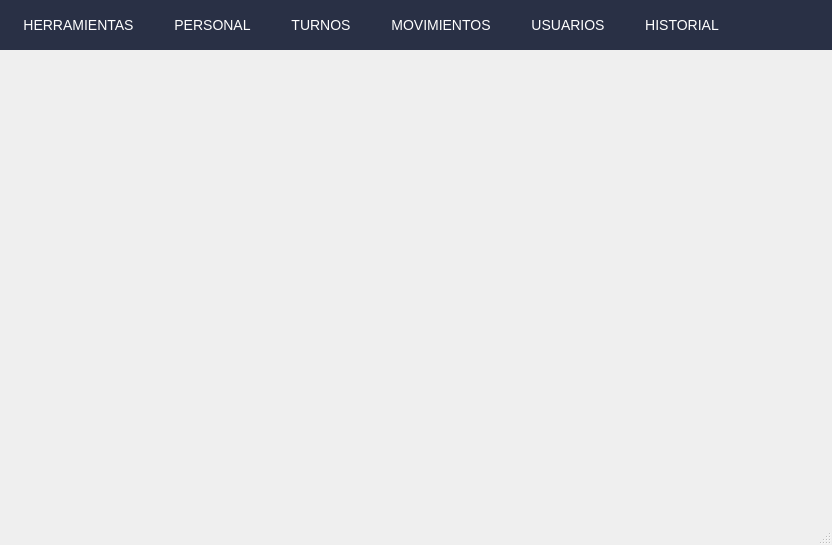
Before: the Qt Designer form blustock/uis/main.ui in MaxAPBusiness/Blustock, drawn with Qt 5.
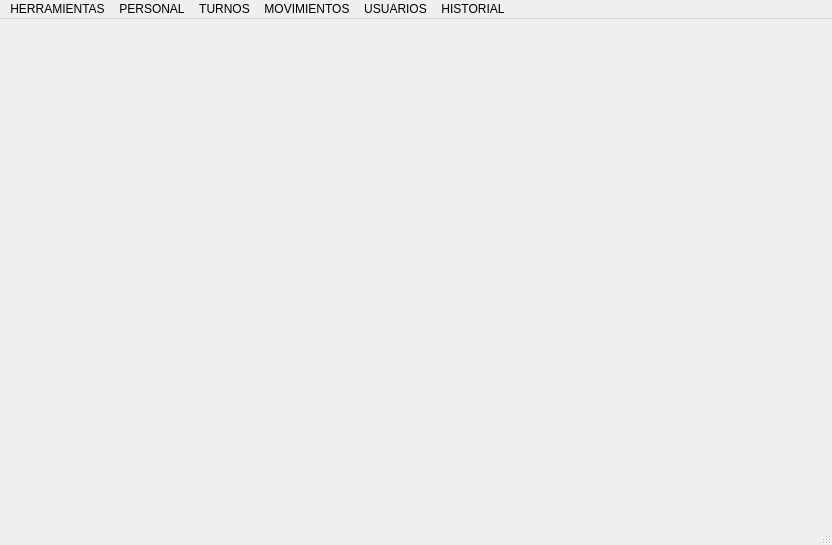
After: the same form once the commit is applied.

Commit message: botones de eliminar y modificar en tablas + cambios en ui

What changed in the file:
```diff
--- a/blustock/uis/main.ui
+++ b/blustock/uis/main.ui
@@ -14,142 +14,7 @@
    <string>MainWindow</string>
   </property>
   <property name="styleSheet">
-   <string notr="true">*{
-    font-family: 'Oswald', sans-serif;
-    font-weight: 400;
-}
-
-QMenuBar{
-    background-color: #293045;
-    padding: 0;    
-    font-size: 14px;
-    color:white;
-}
-
-QMenuBar:item{
-    padding: 17px;
-    border-radius: 10px;
-
-}
-
-QMenuBar:item:selected{
-    background-color: #768AC5;
-    color:black;
-    border-radius: 5px;
-    margin: 10px;
-    
-    
-
-}
-
-QMenu{
-    background-color: #293045;
-
-    color: white;
-}
-
-QMenu:item{
-    padding: 5px;
-    border-radius: 5px;
-}
-
-QMenu:item:selected{
-    background-color: #768AC5;
-    color:white;
-
-}
-Qmenu#icon{
-   icon:size 40px; 
-    
-}
-
-
-QRadioButton:indicator{
-    border-style: solid;
-    border-color:  #293045;
-    border-radius: 6%;
-    border-width:  2px;
-    background-color: #BABFCE;
-}
-QRadioButton::indicator:checked{
-    background-color: #768AC5;
-}
-
-#label{
-    font-size: 35px;
-}
-
-#usuariosLabel{
-    font-size: 14px;
-}
-
-#contraseALabel{
-    font-size: 14px;
-}
-
-#usuariosLineEdit{
-    width: 170px;
-    height: 20px;
-    border-radius: 10px;
-}
-
-#passwordLineEdit{
-    width: 170px;
-    height: 20px;
-    border-radius: 10px;
-}
-
-#labelprofesores{
-    font-size: 26px;
-}
-
-QLineEdit{
-    border-radius: 5px;
-    background-color: #BABFCE;
-    
-}
-
-#title{
-    width: 100px;
-    height: 200px;
-}
-
-
-
-QPushButton{
-    border-color:#293045;
-    border-style: solid;
-    border-width: 1px;
-    border-radius: 6px;
-    background-color: #293045;
-    color:#ffffff;
-    height: 30px;
-    padding: 0px 4px;
-
-}
-QPushButton:hover{
-    background-color:#768AC5;
-    color:#293045;
-}
-QPushButton:pressed {
-    background-color: #293045;
-
-}
-
-#pushButton_5{
-    padding: 10px;
-    background-color: #768AC5;
-    border-radius: 15%;
-}
-
-#pushButton_2, #pushButton_3, #pushButton_4{
-    height: 30px;
-}
-#pushButton_5 {
-	width: 10px;
-	height: 10px
-}
-</string>
+   <string notr="true"/>
   </property>
   <widget class="QWidget" name="centralwidget">
    <layout class="QGridLayout" name="gridLayout_3">
@@ -184,7 +49,7 @@
      <x>0</x>
      <y>0</y>
      <width>832</width>
-     <height>52</height>
+     <height>22</height>
     </rect>
    </property>
    <widget class="QMenu" name="menuHerramientas">
```
The commit also changes 6 other files.
